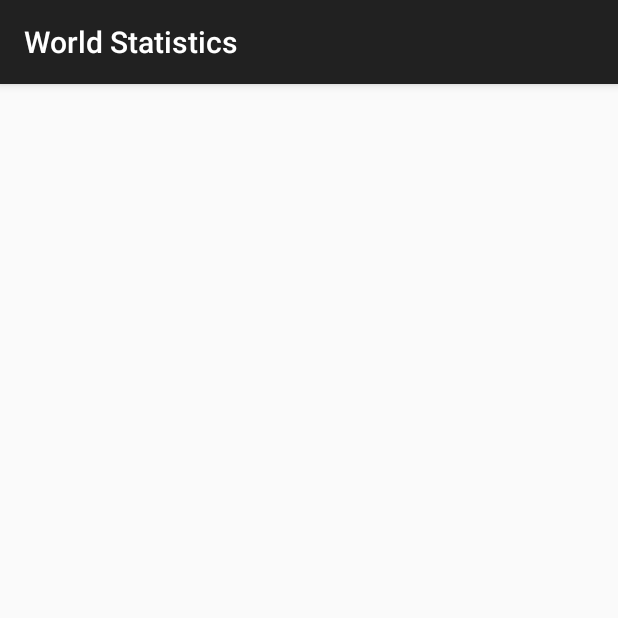
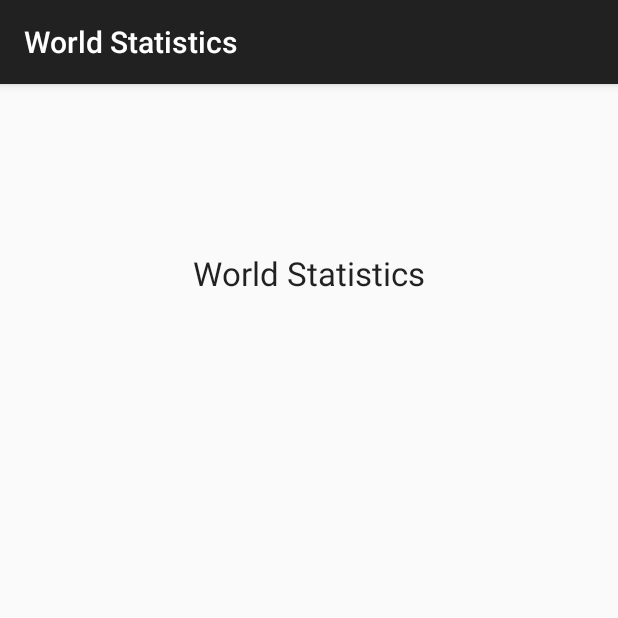
Before and after one commit to leebui99/Database, an Android app: the fragment LoginRegisterFragment shown on its own in the app's theme, on a phone screen of 412 x 824 dp, the top half of it. Run offline under Robolectric (Android 15) with nearby library versions, the phone set to English and light mode, and no system bars.

```diff
--- a/app/src/main/res/layout/fragment_login_register.xml
+++ b/app/src/main/res/layout/fragment_login_register.xml
@@ -1,8 +1,17 @@
-<FrameLayout xmlns:android="http://schemas.android.com/apk/res/android"
+<RelativeLayout xmlns:android="http://schemas.android.com/apk/res/android"
              xmlns:tools="http://schemas.android.com/tools"
              android:layout_width="match_parent"
              android:layout_height="match_parent"
              tools:context="com.tacoma.uw.leebui99.worldstatistics.Activity.LoginRegisterFragment">
 
 
-</FrameLayout>
+    <TextView
+        android:layout_width="wrap_content"
+        android:layout_height="wrap_content"
+        android:textAppearance="?android:attr/textAppearanceLarge"
+        android:text="@string/projectName"
+        android:id="@+id/textView"
+        android:layout_alignParentTop="true"
+        android:layout_centerHorizontal="true"
+        android:layout_marginTop="111dp"/>
+</RelativeLayout>
--- a/app/src/main/res/values/strings.xml
+++ b/app/src/main/res/values/strings.xml
@@ -5,5 +5,5 @@
     <string name="action_settings">Settings</string>
 
 <!-- TODO: Remove or change this placeholder text -->
-    <string name="hello_blank_fragment">Hello blank fragment</string>
+    <string name="projectName">World Statistics</string>
 </resources>
```
